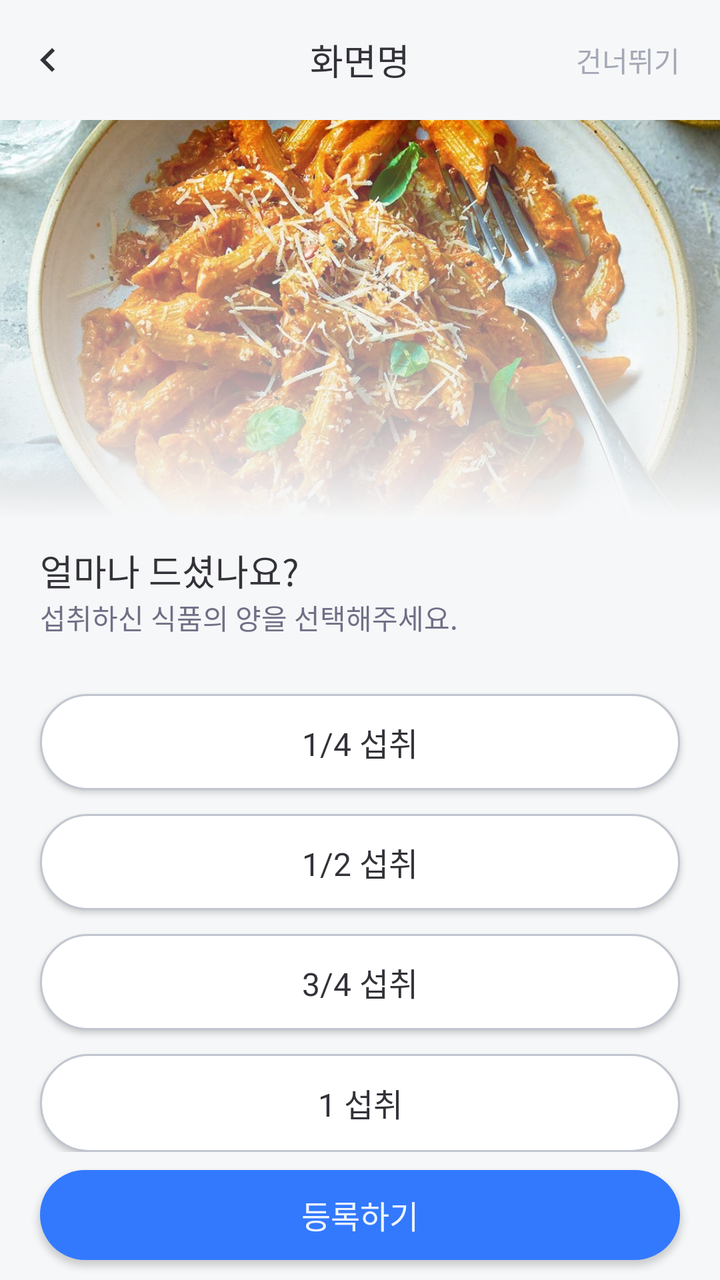
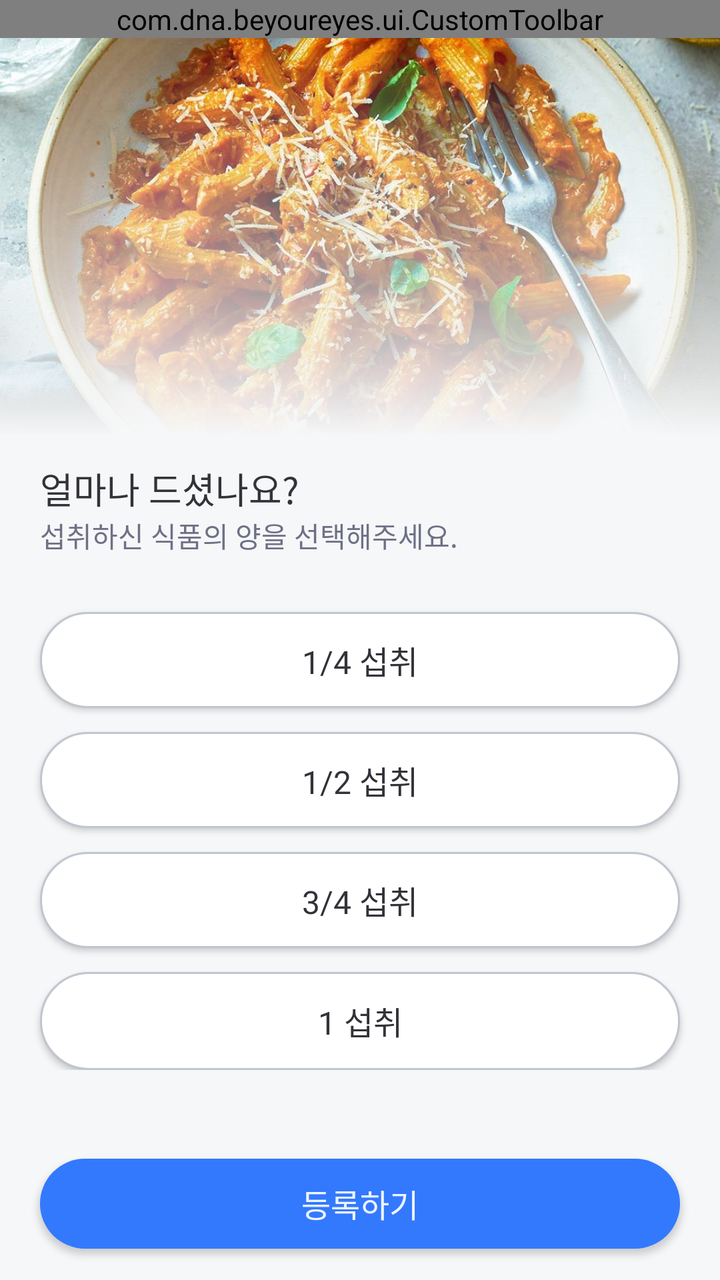

Before-and-after screenshots of an Android layout around one commit, followed by the original layout XML and the change that was made.
<!-- AndroidManifest.xml: application theme Theme.BeYourEyes -->
<!-- res/layout/activity_result_eat.xml -->
<?xml version="1.0" encoding="utf-8"?>
<androidx.constraintlayout.widget.ConstraintLayout xmlns:android="http://schemas.android.com/apk/res/android"
    xmlns:app="http://schemas.android.com/apk/res-auto"
    xmlns:tools="http://schemas.android.com/tools"
    android:layout_width="match_parent"
    android:layout_height="match_parent"
    android:background="@color/gray_50">

    <include
        android:id="@+id/toolbar"
        layout="@layout/toolbar"
        android:layout_width="0dp"
        android:layout_height="60dp"
        app:layout_constraintEnd_toEndOf="parent"
        app:layout_constraintStart_toStartOf="parent"
        app:popupTheme="@style/ThemeOverlay.AppCompat.Light" />

    <ScrollView
        android:id="@+id/scrollView2"
        android:layout_width="match_parent"
        android:layout_height="0dp"
        android:clipChildren="true"
        android:clipToPadding="false"
        android:paddingBottom="20dp"
        app:layout_constraintEnd_toEndOf="parent"
        app:layout_constraintStart_toStartOf="parent"
        app:layout_constraintTop_toBottomOf="@+id/toolbar">

        <LinearLayout
            android:layout_width="match_parent"
            android:layout_height="match_parent"
            android:clipChildren="true"
            android:orientation="vertical"
            android:paddingBottom="30dp">

            <FrameLayout
                android:id="@+id/frameLayout"
                android:layout_width="match_parent"
                android:layout_height="200dp">

                <ImageView
                    android:id="@+id/ImageGradient"
                    android:layout_width="match_parent"
                    android:layout_height="match_parent"
                    android:contentDescription="@string/desciption_result_image"
                    android:scaleType="centerCrop"
                    android:src="@drawable/sample_pasta" />

                <ImageView
                    android:id="@+id/ImageCaptured"
                    android:layout_width="match_parent"
                    android:layout_height="match_parent"
                    android:importantForAccessibility="no"
                    android:src="@drawable/gradient_layer_list_g50" />

            </FrameLayout>

            <TextView
                android:id="@+id/textView10"
                android:layout_width="match_parent"
                android:layout_height="wrap_content"
                android:layout_marginHorizontal="20dp"
                android:layout_marginTop="12dp"
                android:fontFamily="@font/wanted_sans_bold"
                android:text="@string/result_eat_text_1"
                android:textColor="@color/gray_950"
                android:textSize="18sp" />

            <TextView
                android:id="@+id/textView11"
                android:layout_width="match_parent"
                android:layout_height="wrap_content"
                android:layout_marginHorizontal="20dp"
                android:fontFamily="@font/wanted_sans_semi_bold"
                android:text="@string/result_eat_text_2"
                android:textColor="@color/gray_700"
                android:textSize="14sp" />

            <androidx.appcompat.widget.AppCompatButton
                android:id="@+id/button25"
                android:layout_width="match_parent"
                android:layout_height="wrap_content"
                android:layout_marginHorizontal="20dp"
                android:layout_marginTop="28dp"
                android:background="@drawable/shape_button_g300_24"
                android:fontFamily="@font/wanted_sans_bold"
                android:text="@string/result_eat_button_25"
                android:textColor="@color/gray_950"
                android:textSize="16sp" />

            <androidx.appcompat.widget.AppCompatButton
                android:id="@+id/button50"
                android:layout_width="match_parent"
                android:layout_height="wrap_content"
                android:layout_marginHorizontal="20dp"
                android:layout_marginTop="12dp"
                android:background="@drawable/shape_button_g300_24"
                android:fontFamily="@font/wanted_sans_bold"
                android:text="@string/result_eat_button_50"
                android:textColor="@color/gray_950"
                android:textSize="16sp" />

            <androidx.appcompat.widget.AppCompatButton
                android:id="@+id/button75"
                android:layout_width="match_parent"
                android:layout_height="wrap_content"
                android:layout_marginHorizontal="20dp"
                android:layout_marginTop="12dp"
                android:background="@drawable/shape_button_g300_24"
                android:fontFamily="@font/wanted_sans_bold"
                android:text="@string/result_eat_button_75"
                android:textColor="@color/gray_950"
                android:textSize="16sp" />

            <androidx.appcompat.widget.AppCompatButton
                android:id="@+id/button100"
                android:layout_width="match_parent"
                android:layout_height="49dp"
                android:layout_marginHorizontal="20dp"
                android:layout_marginTop="12dp"
                android:background="@drawable/shape_button_g300_24"
                android:fontFamily="@font/wanted_sans_bold"
                android:text="@string/result_eat_button_100"
                android:textColor="@color/gray_950"
                android:textSize="16sp" />

        </LinearLayout>
    </ScrollView>

    <androidx.appcompat.widget.AppCompatButton
        android:id="@+id/result_button_eat"
        android:layout_width="match_parent"
        android:layout_height="45dp"
        android:layout_margin="20dp"
        android:background="@drawable/shape_button_b500_100"
        android:fontFamily="@font/wanted_sans_bold"
        android:text="@string/result_text2"
        android:textColor="@color/blue_50"
        android:textSize="16sp"
        app:layout_constraintBottom_toBottomOf="parent"
        app:layout_constraintTop_toBottomOf="@+id/scrollView2"
        app:layout_constraintVertical_bias="0.859"
        tools:ignore="TouchTargetSizeCheck"
        tools:layout_editor_absoluteX="20dp" />


</androidx.constraintlayout.widget.ConstraintLayout>
<!-- res/layout/toolbar.xml (included above) -->
<?xml version="1.0" encoding="utf-8"?>
<androidx.appcompat.widget.Toolbar xmlns:android="http://schemas.android.com/apk/res/android"
    xmlns:app="http://schemas.android.com/apk/res-auto"
    android:layout_width="match_parent"
    android:layout_height="60dp"
    app:contentInsetEnd="0dp"
    app:contentInsetStart="0dp"
    android:background="@color/gray_50">

    
    <ImageButton
        android:id="@+id/back"
        android:layout_width="wrap_content"
        android:layout_height="wrap_content"
        android:layout_gravity="start"
        android:background="?android:attr/selectableItemBackground"
        android:padding="12dp"
        android:src="@drawable/ic_toolbar_arrow_left_24"
        app:tint="@color/gray_950" />

    
    <TextView
        android:id="@+id/title"
        android:layout_width="wrap_content"
        android:layout_height="wrap_content"
        android:layout_gravity="center"
        android:text="@string/tmp_toolbar"
        android:textAppearance="@style/ToolBarTitleStyle"
        android:textColor="@color/gray_950" />

    
    <androidx.appcompat.widget.AppCompatButton
        android:minWidth="0dp"
        android:minHeight="0dp"
        android:background="?android:attr/selectableItemBackground"
        android:id="@+id/skip"
        android:layout_width="wrap_content"
        android:layout_height="wrap_content"
        android:layout_gravity="end"
        android:text="@string/toolbar_skip"
        android:textSize="14sp"
        android:layout_marginEnd="20dp"
        android:textAppearance="@style/ToolBarTitleStyle"
        android:textColor="@color/gray_400" />

</androidx.appcompat.widget.Toolbar>
<!-- resources referenced by this layout -->
<resources>
  <color name="blue_50">#EEF5FF</color>
  <color name="gray_400">#A4A8B6</color>
  <color name="gray_50">#F6F7F8</color>
  <color name="gray_700">#6F7086</color>
  <color name="gray_950">#333239</color>
  <!-- drawable gradient_layer_list_g50 (drawable) -->
  <?xml version="1.0" encoding="utf-8"?>
  <layer-list xmlns:android="http://schemas.android.com/apk/res/android">
      <item>
          <shape xmlns:android="http://schemas.android.com/apk/res/android"
              android:shape="rectangle">
              <gradient
                  android:type="linear"
                  android:angle="270"
                  android:startColor="#00FFFFFF"
                  android:endColor="@color/gray_50" />
          </shape>
      </item>
  </layer-list>
  <!-- drawable ic_toolbar_arrow_left_24 (drawable) -->
  <vector xmlns:android="http://schemas.android.com/apk/res/android"
      android:width="24dp"
      android:height="24dp"
      android:viewportWidth="24"
      android:viewportHeight="24">
    <group>
      <clip-path
          android:pathData="M0,0h24v24h-24z"/>
      <path
          android:pathData="M15.41,16.59L10.83,12L15.41,7.41L14,6L8,12L14,18L15.41,16.59Z"
          android:fillColor="#fff"/>
    </group>
  </vector>
  <!-- drawable sample_pasta: jpg bitmap (drawable, 214544 bytes) -->
  <!-- drawable shape_button_b500_100 (drawable) -->
  <?xml version="1.0" encoding="utf-8"?>
  <shape xmlns:android="http://schemas.android.com/apk/res/android">
      <solid android:color="@color/blue_500" /> 
      <size android:width="60dp" android:height="45dp" /> 
      <corners android:radius="100dp" /> 
  </shape>
  <!-- drawable shape_button_g300_24 (drawable) -->
  <?xml version="1.0" encoding="utf-8"?>
  <shape xmlns:android="http://schemas.android.com/apk/res/android">
      <solid android:color="@color/white" /> 
      <stroke android:color="@color/gray_300" android:width="1dp"/>
      <size android:width="60dp" android:height="45dp" /> 
      <corners android:radius="100dp" /> 
  </shape>
  <string name="desciption_result_image">촬영한 식품의 이미지입니다.</string>
  <string name="result_eat_button_100">1 섭취</string>
  <string name="result_eat_button_25">1/4 섭취</string>
  <string name="result_eat_button_50">1/2 섭취</string>
  <string name="result_eat_button_75">3/4 섭취</string>
  <string name="result_eat_text_1">얼마나 드셨나요?</string>
  <string name="result_eat_text_2">섭취하신 식품의 양을 선택해주세요.</string>
  <string name="result_text2">등록하기</string>
  <string name="tmp_toolbar">화면명</string>
  <string name="toolbar_skip">건너뛰기</string>
  <style name="ToolBarTitleStyle">
          <item name="android:fontFamily">@font/wanted_sans_semi_bold</item>
          <item name="android:textSize">18sp</item>
      </style>
  <style name="Theme.BeYourEyes" parent="Theme.MaterialComponents.Light.NoActionBar">
          
          <item name="colorPrimary">@color/blue_500</item>
          <item name="colorPrimaryVariant">@color/blue_900</item>
          <item name="colorOnPrimary">@color/gray_50</item>
          
          <item name="colorSecondary">@color/teal_200</item>
          <item name="colorSecondaryVariant">@color/teal_700</item>
          <item name="colorOnSecondary">@color/black</item>
          
          <item name="android:statusBarColor">?attr/colorOnPrimary</item>
          
      </style>
  <color name="blue_500">#3379FE</color>
  <color name="white">#FFFFFF</color>
  <color name="gray_300">#C1C5CF</color>
  <color name="blue_900">#19348F</color>
  <color name="teal_200">#FF03DAC5</color>
  <color name="teal_700">#FF018786</color>
  <color name="black">#FF000000</color>
</resources>

<!-- the commit's change to res/layout/activity_result_eat.xml (unified diff, before → after) -->
@@ -6,14 +6,14 @@
     android:layout_height="match_parent"
     android:background="@color/gray_50">
 
-    <include
+    <com.dna.beyoureyes.ui.CustomToolbar
         android:id="@+id/toolbar"
-        layout="@layout/toolbar"
-        android:layout_width="0dp"
-        android:layout_height="60dp"
+        android:layout_width="match_parent"
+        android:layout_height="wrap_content"
+        app:title="@string/result_toolbar"
         app:layout_constraintEnd_toEndOf="parent"
         app:layout_constraintStart_toStartOf="parent"
-        app:popupTheme="@style/ThemeOverlay.AppCompat.Light" />
+        app:layout_constraintTop_toTopOf="parent"/>
 
     <ScrollView
         android:id="@+id/scrollView2"
@@ -145,50 +145,3 @@
 
 
 </androidx.constraintlayout.widget.ConstraintLayout>
-<!-- res/layout/toolbar.xml (included above) -->
-<?xml version="1.0" encoding="utf-8"?>
-<androidx.appcompat.widget.Toolbar xmlns:android="http://schemas.android.com/apk/res/android"
-    xmlns:app="http://schemas.android.com/apk/res-auto"
-    android:layout_width="match_parent"
-    android:layout_height="60dp"
-    app:contentInsetEnd="0dp"
-    app:contentInsetStart="0dp"
-    android:background="@color/gray_50">
-
-    
-    <ImageButton
-        android:id="@+id/back"
-        android:layout_width="wrap_content"
-        android:layout_height="wrap_content"
-        android:layout_gravity="start"
-        android:background="?android:attr/selectableItemBackground"
-        android:padding="12dp"
-        android:src="@drawable/ic_toolbar_arrow_left_24"
-        app:tint="@color/gray_950" />
-
-    
-    <TextView
-        android:id="@+id/title"
-        android:layout_width="wrap_content"
-        android:layout_height="wrap_content"
-        android:layout_gravity="center"
-        android:text="@string/tmp_toolbar"
-        android:textAppearance="@style/ToolBarTitleStyle"
-        android:textColor="@color/gray_950" />
-
-    
-    <androidx.appcompat.widget.AppCompatButton
-        android:minWidth="0dp"
-        android:minHeight="0dp"
-        android:background="?android:attr/selectableItemBackground"
-        android:id="@+id/skip"
-        android:layout_width="wrap_content"
-        android:layout_height="wrap_content"
-        android:layout_gravity="end"
-        android:text="@string/toolbar_skip"
-        android:textSize="14sp"
-        android:layout_marginEnd="20dp"
-        android:textAppearance="@style/ToolBarTitleStyle"
-        android:textColor="@color/gray_400" />
-
-</androidx.appcompat.widget.Toolbar>
<!-- resource entries referenced after the edit -->
@@ -1,7 +1,6 @@
 <!-- resources referenced by this layout -->
 <resources>
   <color name="blue_50">#EEF5FF</color>
-  <color name="gray_400">#A4A8B6</color>
   <color name="gray_50">#F6F7F8</color>
   <color name="gray_700">#6F7086</color>
   <color name="gray_950">#333239</color>
@@ -19,20 +18,6 @@
           </shape>
       </item>
   </layer-list>
-  <!-- drawable ic_toolbar_arrow_left_24 (drawable) -->
-  <vector xmlns:android="http://schemas.android.com/apk/res/android"
-      android:width="24dp"
-      android:height="24dp"
-      android:viewportWidth="24"
-      android:viewportHeight="24">
-    <group>
-      <clip-path
-          android:pathData="M0,0h24v24h-24z"/>
-      <path
-          android:pathData="M15.41,16.59L10.83,12L15.41,7.41L14,6L8,12L14,18L15.41,16.59Z"
-          android:fillColor="#fff"/>
-    </group>
-  </vector>
   <!-- drawable sample_pasta: jpg bitmap (drawable, 214544 bytes) -->
   <!-- drawable shape_button_b500_100 (drawable) -->
   <?xml version="1.0" encoding="utf-8"?>
@@ -57,12 +42,7 @@
   <string name="result_eat_text_1">얼마나 드셨나요?</string>
   <string name="result_eat_text_2">섭취하신 식품의 양을 선택해주세요.</string>
   <string name="result_text2">등록하기</string>
-  <string name="tmp_toolbar">화면명</string>
-  <string name="toolbar_skip">건너뛰기</string>
-  <style name="ToolBarTitleStyle">
-          <item name="android:fontFamily">@font/wanted_sans_semi_bold</item>
-          <item name="android:textSize">18sp</item>
-      </style>
+  <string name="result_toolbar">식품 분석 결과</string>
   <style name="Theme.BeYourEyes" parent="Theme.MaterialComponents.Light.NoActionBar">
           
           <item name="colorPrimary">@color/blue_500</item>
